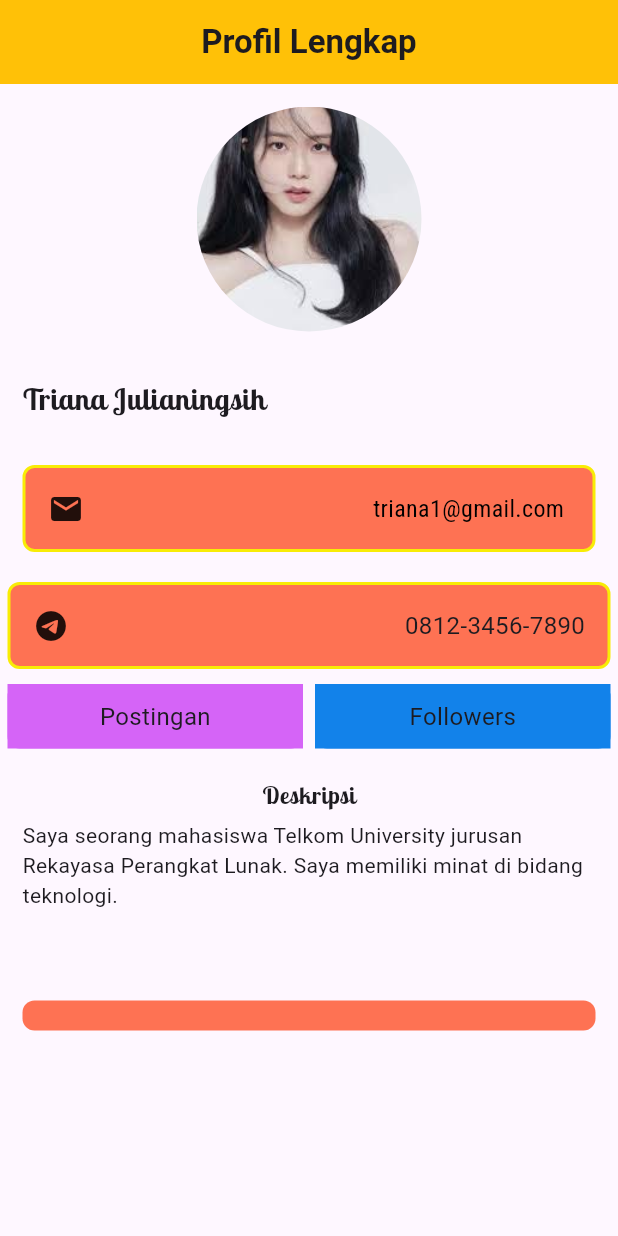
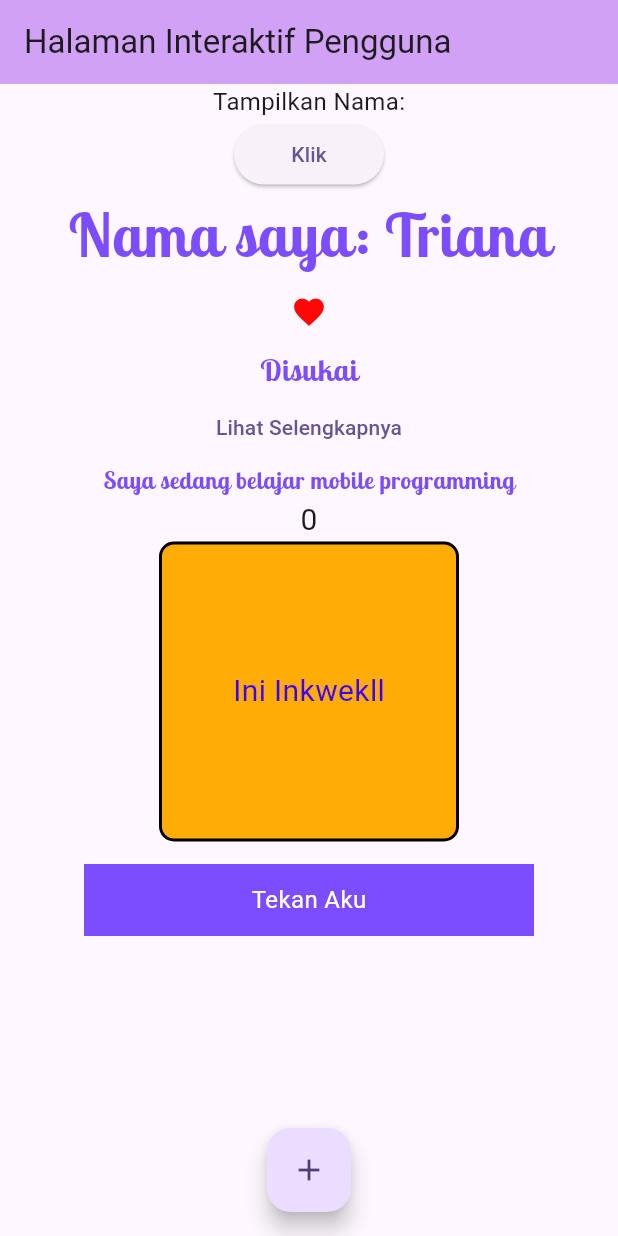
Before and after one commit to TrianaJulianingsih/FlutterProject, a Flutter app: the screen it shows after launch, on a phone screen of 412 x 824 dp. Run offline on Flutter 3.47's test engine with Material 3 defaults, Android fonts, the light colour scheme and no system bars.

Commit message:
add tugas 5 Flutter

```diff
--- /dev/null
+++ b/lib/day8/tugas_5.dart
@@ -0,0 +1,197 @@
+import 'package:flutter/material.dart';
+
+class TugasLima extends StatefulWidget {
+  const TugasLima({super.key});
+
+  @override
+  State<TugasLima> createState() => _Day8StateState();
+}
+
+class _Day8StateState extends State<TugasLima> {
+  int counter = 0;
+  String name = "Nama saya: Triana";
+  String tampilFavorite = "Disukai";
+  bool showName = true;
+  bool favoriteIcon = true;
+  bool selengkapnya = true;
+  bool kotakFoto = true;
+  @override
+  Widget build(BuildContext context) {
+
+    return Scaffold(
+      appBar: AppBar(title: Text("Halaman Interaktif Pengguna"),
+        backgroundColor: const Color.fromARGB(255, 209, 161, 246),
+      ),
+      floatingActionButton: FloatingActionButton(
+                child: Icon(Icons.add),
+                onPressed: () {
+                  setState(() {
+                    counter++;
+                  });
+
+
+                },
+              ),
+      floatingActionButtonLocation: FloatingActionButtonLocation.centerFloat,
+      body:
+        Center(
+          child: Column(
+            children: [
+              Text("Tampilkan Nama:",
+              style: TextStyle(
+                fontSize: 16
+              ),
+              ),
+              Container(
+                width: 100,
+                child: ElevatedButton(
+
+                  onPressed: () {
+                    setState(() {
+                      showName = !showName;
+                    });
+                  },
+                  child: Text(showName ? "Klik" : "Klik"),
+                ),
+              ),
+              showName? Text(name,
+                style: TextStyle(
+                fontSize: 40,
+                fontFamily: "Lobster",
+                color: Colors.deepPurpleAccent
+              )
+              ): SizedBox(),
+
+              // Padding(
+              //   padding: const EdgeInsets.symmetric(horizontal: 20),
+              //   child: Column(
+              //     children: [
+              //       Container(
+              //         height: 250,
+              //         width: 250,
+              //         decoration: BoxDecoration(
+              //           shape: BoxShape.rectangle,
+              //           image: DecorationImage(
+              //             fit: BoxFit.cover,
+              //             image: AssetImage("assets/images/jiso.jpg")
+              //           ),
+              //         ),
+              //       )
+              //     ],
+              //   ),
+              // ),
+              Padding(
+                padding: const EdgeInsets.symmetric(horizontal:2),
+                child: Column(
+                  children: [
+                    IconButton(
+                      onPressed: (){
+                        setState(() {
+                          favoriteIcon = !favoriteIcon;
+                        });
+                      },
+                      icon: Icon(Icons.favorite,
+                        color: favoriteIcon? const Color.fromARGB(255, 255, 7, 7): Colors.blueGrey
+                      ),
+                    ),
+                    favoriteIcon?
+                    Text(tampilFavorite,
+                      style: TextStyle(
+                        fontSize: 20,
+                        fontFamily: "Lobster",
+                        color: Colors.deepPurpleAccent
+                      ),
+                    ): SizedBox(),
+                  ],
+                ),
+              ),
+              // Padding(
+              //   padding: const EdgeInsets.symmetric(horizontal: 5),
+                Column(
+                  children: [
+                    TextButton(
+                      onPressed: () {
+                        setState(() {
+                          selengkapnya = !selengkapnya;
+                        });
+                      },
+                      child: Text(selengkapnya ? "Lihat Selengkapnya" : "Lihat Selengkapnya"),
+
+                    ),
+                    selengkapnya? Text("Saya sedang belajar mobile programming",
+                      style: TextStyle(
+                      fontSize: 16,
+                      fontFamily: "Lobster",
+                      color: const Color.from(alpha: 1, red: 0.486, green: 0.302, blue: 1)
+                      )
+                    ):
+                    SizedBox(),
+
+                  ],
+                ),
+
+              // ),
+              Text("$counter",
+                style: TextStyle(
+                  fontSize: 20
+                ),
+              ),
+
+
+              InkWell(
+                onTap: () {
+                  print("Kotak disentuh");
+                  setState(() {
+                    kotakFoto = !kotakFoto;
+                  });
+                },
+                borderRadius: BorderRadius.circular(12),
+                child: Container(
+                  width: 200,
+                  height: 200,
+                  decoration: BoxDecoration(
+                    border: Border.all(width: 2),
+                    borderRadius: BorderRadius.circular(10),
+                    color: const Color.fromARGB(255, 255, 172, 7)
+                  ),
+                  alignment: Alignment.center,
+                  child: kotakFoto?  Text(
+                    "Ini Inkwekll",
+                    style: TextStyle(
+                      fontSize: 20,
+                      color: const Color.fromARGB(255, 60, 0, 255)
+                    ),
+                  ): const SizedBox.shrink(),
+                ),
+              ),
+              SizedBox(height: 15),
+              GestureDetector(
+                onTap: () {
+                  print("Ditekan sekali");
+                },
+                onDoubleTap: () {
+                  print("Ditekan dua kali");
+                },
+                onLongPress: () {
+                  print("Tahan lama");
+                },
+                child: Container(
+                  color: Colors.deepPurpleAccent,
+                  height: 48,
+                  width: 300,
+                  alignment: Alignment.center,
+                  child: Text("Tekan Aku",
+                  style: TextStyle(
+                    color: Colors.white,
+                    fontSize: 16
+                  ),
+                  ),
+                ),
+              ),
+            ],
+          ),
+        ),
+      // ),
+    );
+  }
+}
--- a/lib/main.dart
+++ b/lib/main.dart
@@ -1,8 +1,9 @@
 import 'package:flutter/material.dart';
 // import 'package:ppkd_flutter_1/day5/start.dart';
-import 'package:ppkd_flutter_1/day6/tugas_2.dart';
+// import 'package:ppkd_flutter_1/day6/tugas_2.dart';
 // import 'package:ppkd_flutter_1/day7/tugas_3.dart';
 // import 'package:ppkd_flutter_1/day7/tugas_4.dart';
+import 'package:ppkd_flutter_1/day8/tugas_5.dart';
 void main() {
   runApp(const MyApp());
 }
@@ -33,7 +34,7 @@ class MyApp extends StatelessWidget {
         // tested with just a hot reload.
         colorScheme: ColorScheme.fromSeed(seedColor: Colors.deepPurple),
       ),
-      home: TugasDua(),
+      home: TugasLima(),
     );
   }
 }
```
